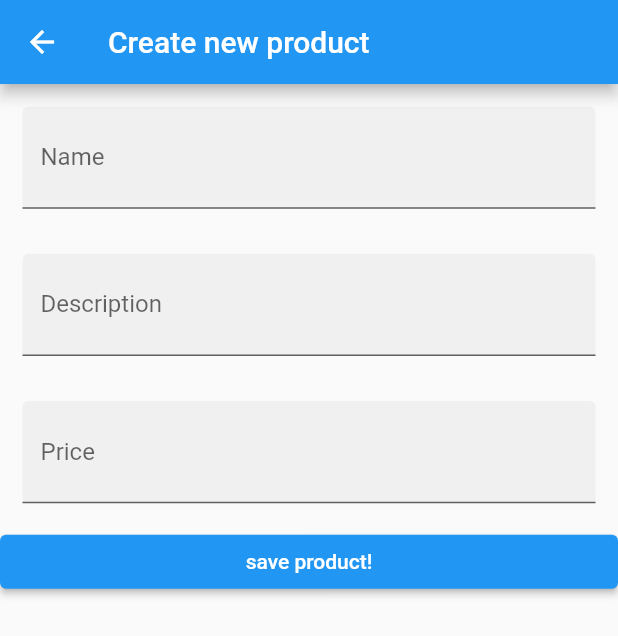
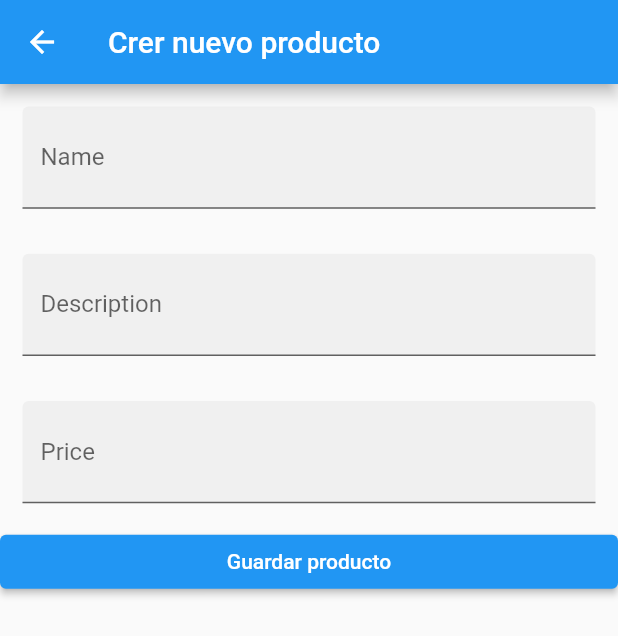
Before and after one commit to DanielFelipeAgMo/app_crud_flutter, a Flutter app: the screen it shows after launch, after a tap on the "add" icon, on a phone screen of 412 x 824 dp. Shown: the top 636 px of the screen. Run offline on Flutter 3.47's test engine with Material 2 defaults, Android fonts, the phone set to English and light mode, and no system bars.

Commit message:
Actualizando parametros del app

```diff
--- a/lib/add_product.dart
+++ b/lib/add_product.dart
@@ -24,7 +24,7 @@ class _AddProduct extends State<AddProduct> {
   Widget build(BuildContext context) {
     return Scaffold(
         appBar: AppBar(
-          title: Text("Create new product"),
+          title: Text("Crer nuevo producto"),
         ),
         body: ListView(
           children: [
@@ -48,7 +48,7 @@ class _AddProduct extends State<AddProduct> {
                             price: price));
                   }
                 },
-                child: Text("save product!"))
+                child: Text("Guardar producto"))
           ],
         ));
   }
--- a/lib/home_page.dart
+++ b/lib/home_page.dart
@@ -49,7 +49,7 @@ class _Home_Page extends State<Home_Page> {
                       products.insert(index, newProduct);
 
                       messageResponse(
-                          context, newProduct.name + " a sido modificado...!");
+                          context, newProduct.name + " ha sido modificado...!");
                     });
                   }
                 });
@@ -79,8 +79,8 @@ class _Home_Page extends State<Home_Page> {
               if (newProduct != null) {
                 setState(() {
                   products.add(newProduct);
-                  messageResponse(
-                      context, newProduct.name + "a sido creado con exito!...");
+                  messageResponse(context,
+                      newProduct.name + "ha sido creado con exito!...");
                 });
               }
             });
--- a/lib/main.dart
+++ b/lib/main.dart
@@ -11,7 +11,8 @@ class MyApp extends StatelessWidget {
     return MaterialApp(
       debugShowCheckedModeBanner: false,
       title: 'Material App',
-      home: Home_Page("Products Inventory"),
+      home: Home_Page("Inventario de Productos T de A"),
+      color: Colors.green,
     );
   }
 }
--- a/lib/message_response.dart
+++ b/lib/message_response.dart
@@ -5,7 +5,7 @@ messageResponse(BuildContext context, String name) {
   showDialog(
       context: context,
       builder: (_) => AlertDialog(
-            title: Text("Mensaje de prueba"),
+            title: Text("Invetario TdeA"),
             content: Text("El producto " + name),
           ));
 }
--- a/lib/modify_product.dart
+++ b/lib/modify_product.dart
@@ -27,7 +27,7 @@ class _ModifyProduct extends State<ModifyProduct> {
   Widget build(BuildContext context) {
     return Scaffold(
       appBar: AppBar(
-        title: Text("Modify Product"),
+        title: Text("Editar producto"),
       ),
       body: ListView(
         children: [
@@ -49,7 +49,7 @@ class _ModifyProduct extends State<ModifyProduct> {
                           name: name, description: description, price: price));
                 }
               },
-              child: Text("Save product")),
+              child: Text("Guardar cambios")),
         ],
       ),
     );
```
Also changed, not shown: 1 other file.
